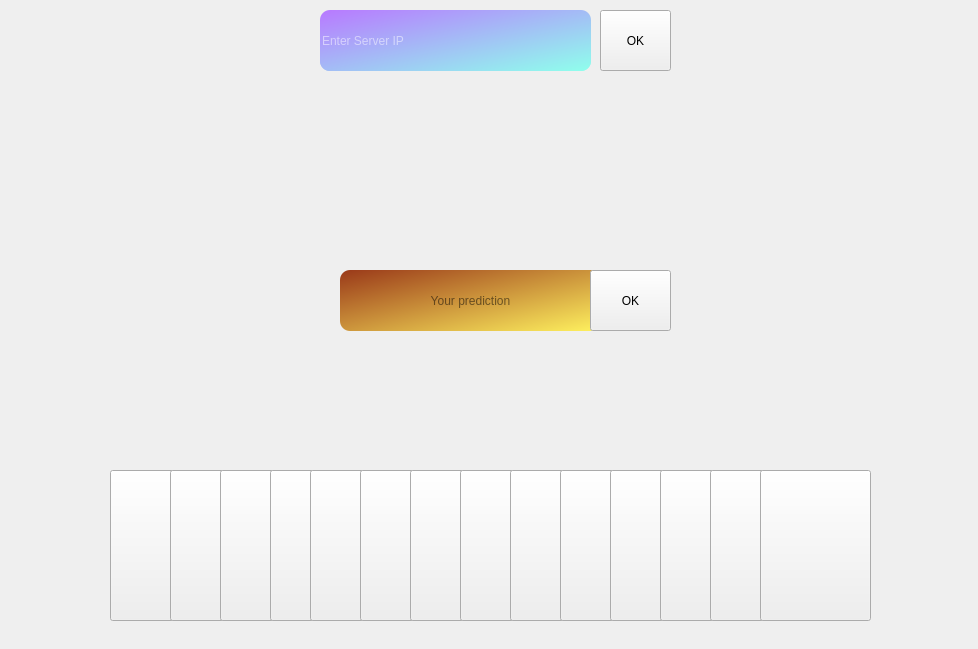
Mahrokh-M/SkullKing_Never-Executable_7, file maingame.ui: the form before one commit.
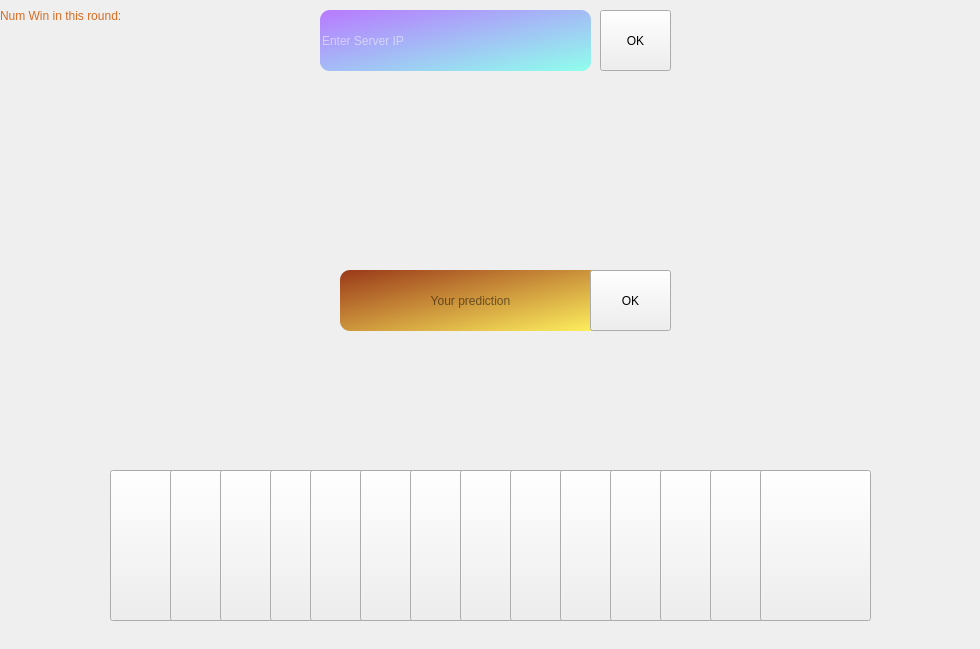
The form after the commit. Icons and pictures are not drawn.

Patch:
```diff
--- a/maingame.ui
+++ b/maingame.ui
@@ -6,7 +6,7 @@
    <rect>
     <x>0</x>
     <y>0</y>
-    <width>978</width>
+    <width>980</width>
     <height>649</height>
    </rect>
   </property>
@@ -291,8 +291,8 @@
   <widget class="QLabel" name="label_Loading">
    <property name="geometry">
     <rect>
-     <x>0</x>
-     <y>-30</y>
+     <x>10</x>
+     <y>-20</y>
      <width>981</width>
      <height>681</height>
     </rect>
@@ -552,6 +552,56 @@
     <set>Qt::AlignCenter</set>
    </property>
   </widget>
+  <widget class="QLabel" name="label_result">
+   <property name="geometry">
+    <rect>
+     <x>2</x>
+     <y>-1</y>
+     <width>981</width>
+     <height>651</height>
+    </rect>
+   </property>
+   <property name="text">
+    <string/>
+   </property>
+  </widget>
+  <widget class="QLabel" name="label_Num_win">
+   <property name="geometry">
+    <rect>
+     <x>0</x>
+     <y>0</y>
+     <width>211</width>
+     <height>31</height>
+    </rect>
+   </property>
+   <property name="styleSheet">
+    <string notr="true">font: 700 10pt &quot;Segoe Print&quot;;
+color: rgb(216, 108, 33);</string>
+   </property>
+   <property name="text">
+    <string>Num Win in this round:</string>
+   </property>
+  </widget>
+  <widget class="QLabel" name="num_win">
+   <property name="geometry">
+    <rect>
+     <x>210</x>
+     <y>0</y>
+     <width>51</width>
+     <height>31</height>
+    </rect>
+   </property>
+   <property name="styleSheet">
+    <string notr="true">font: 700 12pt &quot;Segoe Print&quot;;
+color: rgb(254, 241, 91);</string>
+   </property>
+   <property name="text">
+    <string/>
+   </property>
+   <property name="alignment">
+    <set>Qt::AlignLeading|Qt::AlignLeft|Qt::AlignVCenter</set>
+   </property>
+  </widget>
   <zorder>label_background</zorder>
   <zorder>Avatar_you</zorder>
   <zorder>pushButton_1</zorder>
```
Left out of the diff: 13 changed lines with no effect on the pictures.
